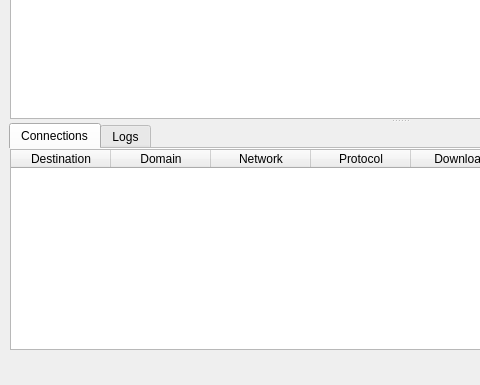
Qt form include/ui/mainwindow.ui (shengmo0210/nekoray) before a commit; both pictures show x 0 to 480 and y 215 to 600 of the 800 by 600 pixel window.
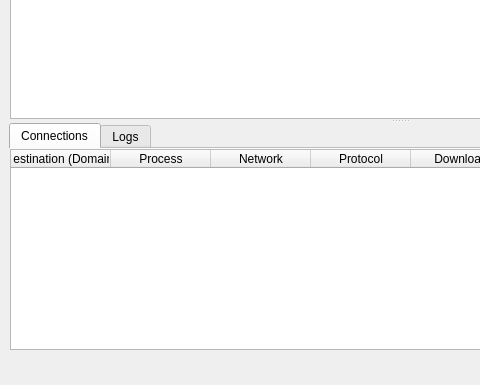
The same form after that commit. Icons and pictures are not drawn. Custom widgets are drawn as their Qt base class.

Commit message: add process in connection list

What changed in the file:
```diff
--- a/include/ui/mainwindow.ui
+++ b/include/ui/mainwindow.ui
@@ -343,7 +343,7 @@
                  </property>
                  <column>
                   <property name="text">
-                   <string>Destination</string>
+                   <string>Destination (Domain)</string>
                   </property>
                   <property name="toolTip">
                    <string>Click To Disable Sorting</string>
@@ -351,7 +351,7 @@
                  </column>
                  <column>
                   <property name="text">
-                   <string>Domain</string>
+                   <string>Process</string>
                   </property>
                   <property name="toolTip">
                    <string>Click To Sort By Domain</string>
```
Left out of the diff: 2 changed lines with no effect on the pictures. The commit also changes 6 other files.
